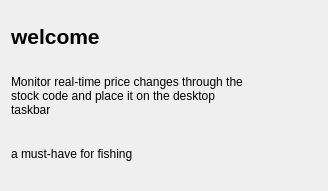
Above: uis/rc_setting/home/home.ui from YQBaobao/RollerCoaster before the change. Below: the same form after it.
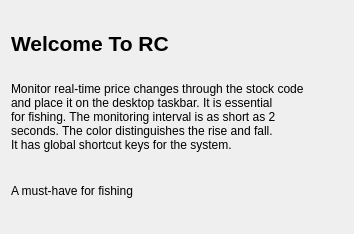
That is the form after the change.

```diff
--- a/uis/rc_setting/home/home.ui
+++ b/uis/rc_setting/home/home.ui
@@ -6,8 +6,8 @@
    <rect>
     <x>0</x>
     <y>0</y>
-    <width>328</width>
-    <height>191</height>
+    <width>354</width>
+    <height>234</height>
    </rect>
   </property>
   <property name="windowTitle">
@@ -17,23 +17,25 @@
    <item row="0" column="0">
     <widget class="QLabel" name="label_5">
      <property name="text">
-      <string>&lt;html&gt;&lt;head/&gt;&lt;body&gt;&lt;p&gt;&lt;span style=&quot; font-size:16pt; font-weight:600;&quot;&gt;welcome&lt;/span&gt;&lt;/p&gt;&lt;/body&gt;&lt;/html&gt;</string>
+      <string>&lt;html&gt;&lt;head/&gt;&lt;body&gt;&lt;p&gt;&lt;span style=&quot; font-size:16pt; font-weight:600;&quot;&gt;Welcome To RC&lt;/span&gt;&lt;/p&gt;&lt;/body&gt;&lt;/html&gt;</string>
      </property>
     </widget>
    </item>
    <item row="1" column="0">
     <widget class="QLabel" name="label_6">
      <property name="text">
-      <string>Monitor real-time price changes through the
-stock code and place it on the desktop
-taskbar</string>
+      <string>Monitor real-time price changes through the stock code
+and place it on the desktop taskbar. It is essential
+for fishing. The monitoring interval is as short as 2
+seconds. The color distinguishes the rise and fall.
+It has global shortcut keys for the system.</string>
      </property>
     </widget>
    </item>
    <item row="2" column="0">
     <widget class="QLabel" name="label_7">
      <property name="text">
-      <string>a must-have for fishing</string>
+      <string>A must-have for fishing</string>
      </property>
     </widget>
    </item>
```
